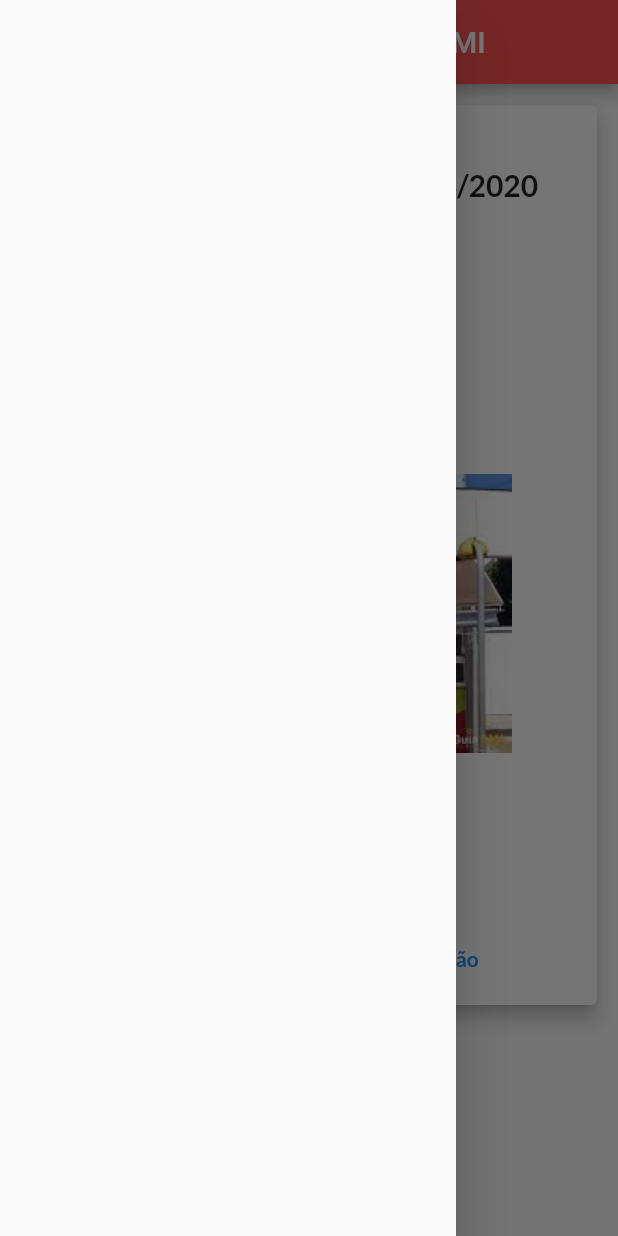
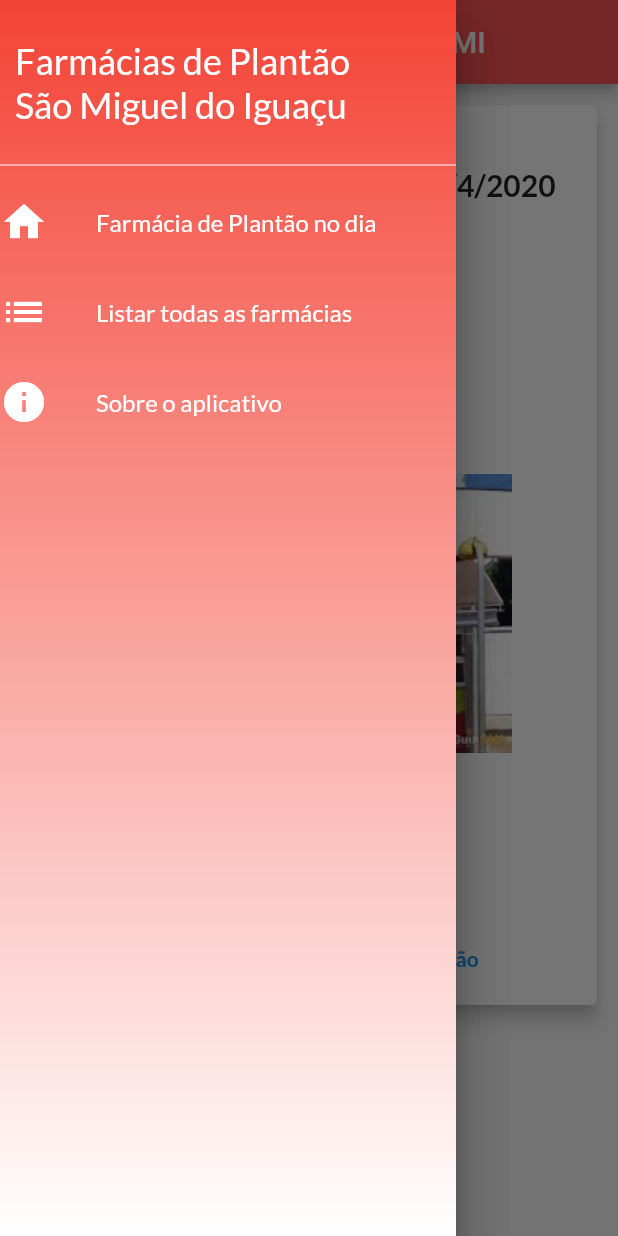
Before and after one commit to gdeus/farmacia_plantao, a Flutter app: the screen it shows after launch, with the side drawer open, on a phone screen of 412 x 824 dp. Run offline on Flutter 3.47's test engine with Material 2 defaults, Android fonts, the phone set to English and light mode, and no system bars; our stand-ins replace google_fonts.

Commit message:
adicionado navegação,
verificar refatoramento das telas

```diff
--- a/lib/screens/homeScreen.dart
+++ b/lib/screens/homeScreen.dart
@@ -1,21 +1,26 @@
 import 'package:farmaciaplantao/model/farmacia.dart';
 import 'package:farmaciaplantao/model/plantao.dart';
 import 'package:farmaciaplantao/service/Service.dart';
+import 'package:farmaciaplantao/widgets/customDrawer.dart';
 import 'package:flutter/material.dart';
 import 'package:url_launcher/url_launcher.dart' as UrlLauncher;
 import 'package:google_fonts/google_fonts.dart';
 
 class HomeScreen extends StatelessWidget {
+  final pageController = PageController();
   Service service = new Service();
   DateTime dataDeHoje = DateTime.now();
   Farmacia farmaciaDePlantao;
   Plantao plantao;
   List<Plantao> listaPlantaoAux;
+
   @override
   Widget build(BuildContext context) {
-    bool isToday(DateTime data){
-      final diff = dataDeHoje.difference(data).inDays;
-      if(diff==0){
+    bool isToday(DateTime data) {
+      final diff = dataDeHoje
+          .difference(data)
+          .inDays;
+      if (diff == 0) {
         return true;
       } else {
         return false;
@@ -23,27 +28,34 @@ class HomeScreen extends StatelessWidget {
     }
 
     List<Plantao> listaPlantao = service.criaListaPlantao();
-    listaPlantaoAux = listaPlantao.where((element) => (element.fim.isAfter(dataDeHoje) && element.inicio.isBefore(dataDeHoje)) || isToday(element.inicio) || isToday(element.fim)).toList();
-    if(listaPlantaoAux.length > 1){
+    listaPlantaoAux =
+        listaPlantao.where((element) => (element.fim.isAfter(dataDeHoje) &&
+            element.inicio.isBefore(dataDeHoje)) || isToday(element.inicio) ||
+            isToday(element.fim)).toList();
+    if (listaPlantaoAux.length > 1) {
       farmaciaDePlantao = listaPlantaoAux[1].farmacia;
       plantao = listaPlantaoAux[1];
     } else {
       farmaciaDePlantao = listaPlantaoAux[0].farmacia;
       plantao = listaPlantaoAux[0];
     }
-    return Scaffold(
+    return PageView(
+      controller: pageController,
+      physics: NeverScrollableScrollPhysics(),
+      children: <Widget>[
+        Scaffold(
           appBar: AppBar(
             title: Text('Fármacia de Plantão - SMI'),
             backgroundColor: Colors.redAccent,
             centerTitle: true,
           ),
           drawer: Drawer(
-
+            child: CustomDrawer(pageController),
           ),
           body: Column(
             children: <Widget>[
               Container(
-            padding: EdgeInsets.fromLTRB(10,10,10,0),
+                padding: EdgeInsets.fromLTRB(10, 10, 10, 0),
                 width: double.maxFinite,
                 child: Card(
                   elevation: 5,
@@ -54,15 +66,23 @@ class HomeScreen extends StatelessWidget {
                         Align(
                           alignment: Alignment.centerLeft,
                           child: Text(
-                          farmaciaDePlantao.nome, style: GoogleFonts.lato(fontSize: 20.0, fontWeight: FontWeight.bold)
+                              farmaciaDePlantao.nome, style: GoogleFonts.lato(
+                              fontSize: 20.0, fontWeight: FontWeight.bold)
                           ),
                         ),
                         SizedBox(height: 10,),
                         Align(
                           alignment: Alignment.centerLeft,
                           child: Text(
-                          'Plantão do dia ' + plantao.inicio.day.toString()+'/'+plantao.inicio.month.toString()+'/'+plantao.inicio.year.toString()  + ' até ' + plantao.inicio.day.toString()+'/'+plantao.fim.month.toString()+'/'+plantao.fim.year.toString(),
-                          style: GoogleFonts.lato(fontSize: 20.0, fontWeight: FontWeight.bold)
+                              'Plantão do dia ' +
+                                  plantao.inicio.day.toString() + '/' +
+                                  plantao.inicio.month.toString() + '/' +
+                                  plantao.inicio.year.toString() + ' até ' +
+                                  plantao.fim.day.toString() + '/' +
+                                  plantao.fim.month.toString() + '/' + plantao
+                                  .fim.year.toString(),
+                              style: GoogleFonts.lato(
+                                  fontSize: 20.0, fontWeight: FontWeight.bold)
                           ),
                         ),
                         SizedBox(height: 10,),
@@ -70,7 +90,9 @@ class HomeScreen extends StatelessWidget {
                           alignment: Alignment.centerLeft,
                           child: Row(
                             children: <Widget>[
-                          Text('Telefone: ' + farmaciaDePlantao.telefone, style: GoogleFonts.lato(fontSize: 20.0, fontWeight: FontWeight.bold)),
+                              Text('Telefone: ' + farmaciaDePlantao.telefone,
+                                  style: GoogleFonts.lato(fontSize: 20.0,
+                                      fontWeight: FontWeight.bold)),
                             ],
                           ),
                         ),
@@ -78,20 +100,27 @@ class HomeScreen extends StatelessWidget {
                         Align(
                           child: Align(
                               alignment: Alignment.centerLeft,
-                          child: Text(farmaciaDePlantao.endereco, style: GoogleFonts.lato(fontSize: 20.0, fontWeight: FontWeight.bold))
+                              child: Text(farmaciaDePlantao.endereco,
+                                  style: GoogleFonts.lato(fontSize: 20.0,
+                                      fontWeight: FontWeight.bold))
                           ),
                         ),
                         Align(
                           child: Align(
                               alignment: Alignment.topCenter,
-                          child: Image.asset(farmaciaDePlantao.image, height: MediaQuery.of(context).size.height * 0.5,)
+                              child: Image.asset(
+                                farmaciaDePlantao.image, height: MediaQuery
+                                  .of(context)
+                                  .size
+                                  .height * 0.5,)
                           ),
                         ),
                         Row(
                           children: <Widget>[
                             FlatButton(
                               onPressed: () {
-                            String tel = farmaciaDePlantao.telefone.substring(3);
+                                String tel = farmaciaDePlantao.telefone
+                                    .substring(3);
                                 UrlLauncher.launch('tel:${tel}');
                               },
                               child: Row(
@@ -101,13 +130,19 @@ class HomeScreen extends StatelessWidget {
                                     color: Colors.blue,
                                   ),
                                   SizedBox(width: 5,),
-                              Text("Ligar para farmacia", style: GoogleFonts.lato(fontWeight: FontWeight.bold, color: Colors.blue),)
+                                  Text("Ligar para farmacia",
+                                    style: GoogleFonts.lato(
+                                        fontWeight: FontWeight.bold,
+                                        color: Colors.blue),)
                                 ],
                               ),
                             ),
                             FlatButton(
                               onPressed: () {
-                            UrlLauncher.launch('https://www.google.com/maps/search/?api=1&query=${farmaciaDePlantao.latitude},${farmaciaDePlantao.longitude}');
+                                UrlLauncher.launch(
+                                    'https://www.google.com/maps/search/?api=1&query=${farmaciaDePlantao
+                                        .latitude},${farmaciaDePlantao
+                                        .longitude}');
                               },
                               child: Row(
                                 children: <Widget>[
@@ -116,7 +151,9 @@ class HomeScreen extends StatelessWidget {
                                     color: Colors.blue,
                                   ),
                                   SizedBox(width: 5,),
-                              Text("Localização", style: GoogleFonts.lato(fontWeight: FontWeight.bold, color: Colors.blue),)
+                                  Text("Localização", style: GoogleFonts.lato(
+                                      fontWeight: FontWeight.bold,
+                                      color: Colors.blue),)
                                 ],
                               ),
                             ),
@@ -129,9 +166,11 @@ class HomeScreen extends StatelessWidget {
                   ),
                 ),
               ),
-
             ],
           ),
+        ),
+        Container(color: Colors.red,)
+      ],
     );
   }
 }
--- /dev/null
+++ b/lib/widgets/customDrawer.dart
@@ -0,0 +1,54 @@
+import 'package:flutter/material.dart';
+import 'package:google_fonts/google_fonts.dart';
+
+import 'drawerTile.dart';
+
+class CustomDrawer extends StatelessWidget {
+
+  final PageController pageController;
+
+  CustomDrawer(this.pageController);
+
+  Widget _buildDrawerback() => Container(
+    decoration: BoxDecoration(
+      gradient: LinearGradient(
+        colors: [
+          Colors.red,
+          Colors.white
+        ],
+        begin: Alignment.topCenter,
+        end: Alignment.bottomCenter
+      )
+    ),
+  );
+
+  @override
+  Widget build(BuildContext context) {
+    return Drawer(
+      child: Stack(
+        children: <Widget>[
+          _buildDrawerback(),
+            ListView(
+              padding: EdgeInsets.only(top: 16.0),
+              children: <Widget>[
+                Container(
+                  margin: EdgeInsets.only(bottom: 8.0),
+                  padding: EdgeInsets.all(10),
+                  alignment: Alignment.centerLeft,
+                  child: Column(
+                    children: <Widget>[
+                      Text('Farmácias de Plantão \nSão Miguel do Iguaçu', style: GoogleFonts.lato(fontSize: 24, color: Colors.white),),
+                    ],
+                  )
+                ),
+                Divider(color: Colors.white,),
+                DrawerTile(Icons.home, "Farmácia de Plantão no dia", pageController, 0),
+                DrawerTile(Icons.list, "Listar todas as farmácias", pageController, 1),
+                DrawerTile(Icons.info, "Sobre o aplicativo", pageController, 2),
+              ],
+            )
+        ],
+      ),
+    );
+  }
+}
--- /dev/null
+++ b/lib/widgets/drawerTile.dart
@@ -0,0 +1,42 @@
+import 'package:flutter/material.dart';
+import 'package:google_fonts/google_fonts.dart';
+
+class DrawerTile extends StatelessWidget {
+
+  final IconData icon;
+  final String text;
+  final PageController pageController;
+  final int page;
+
+  DrawerTile(this.icon, this.text, this.pageController, this.page);
+  @override
+  Widget build(BuildContext context) {
+    return Material(
+      color: Colors.transparent,
+      child: InkWell(
+        onTap: (){
+          Navigator.of(context).pop();
+          print(page);
+          pageController.jumpToPage(page);
+        },
+        child: Container(
+          height: 60.0,
+          child: Row(
+            children: <Widget>[
+              Icon(
+                  icon,
+                  size: 32.0,
+                  color: Colors.white
+              ),
+              SizedBox(width: 32),
+              Text(
+                text,
+                style: GoogleFonts.lato(fontSize: 16, color: Colors.white),
+              )
+            ],
+          ),
+        ),
+      ),
+    );
+  }
+}
```
Also changed, not shown: pubspec.lock. Lines whose indentation alone changed are shown as unchanged.
